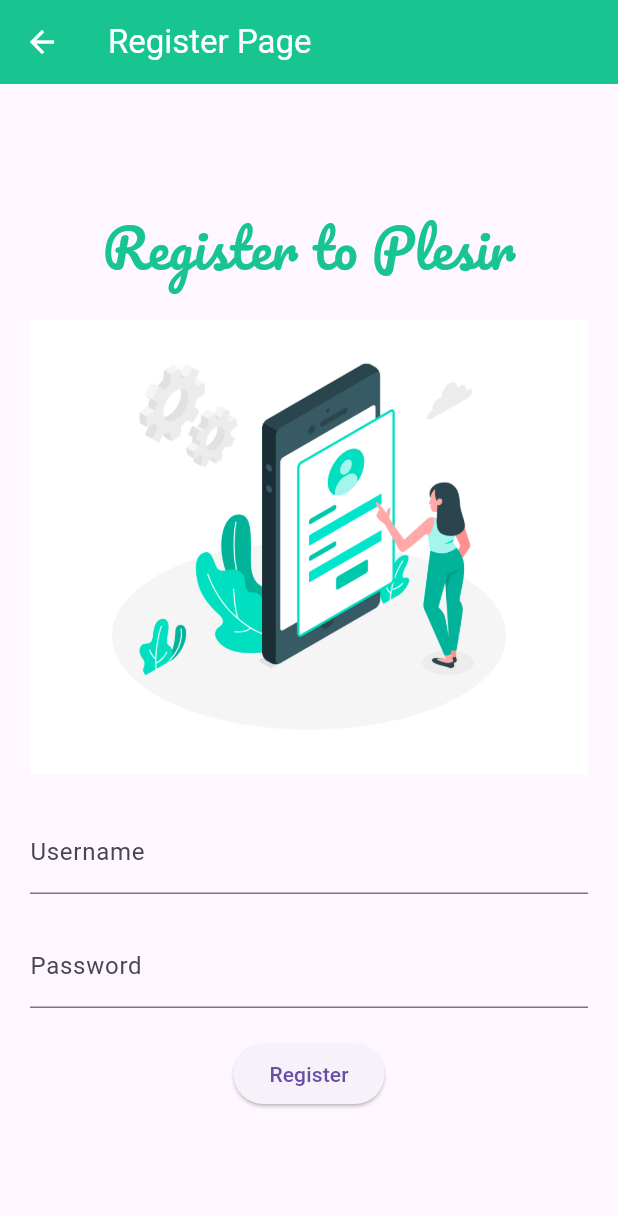
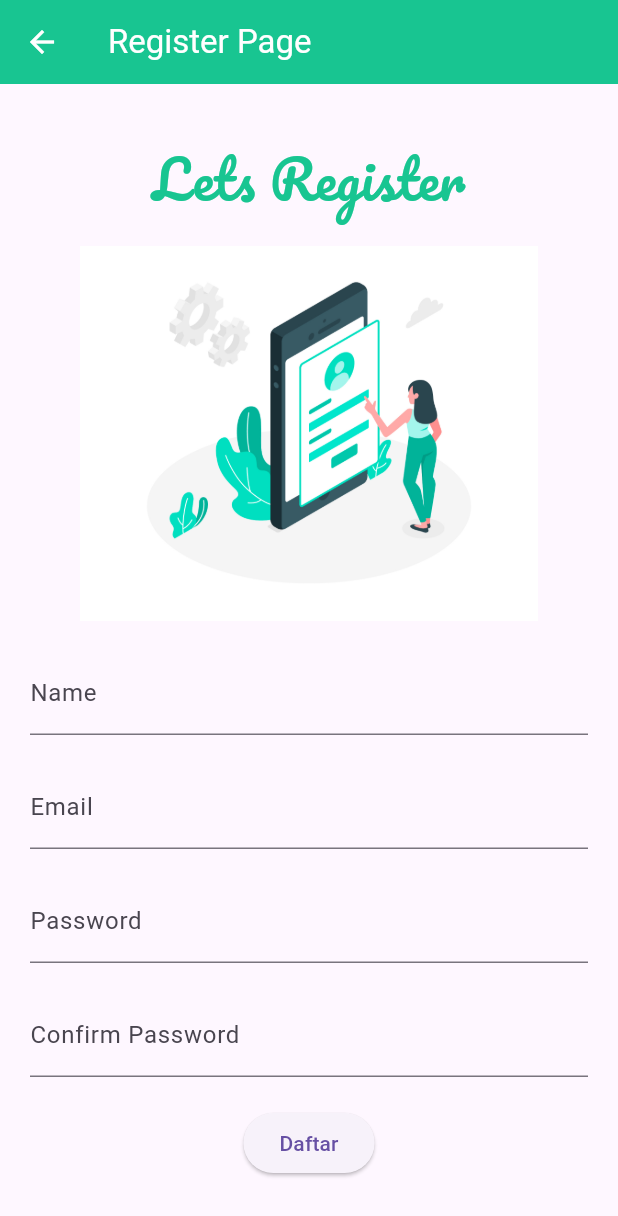
Before and after one commit to ikmgputrawijaya/Save_and_Loan_MobileApp, a Flutter app: the screen it shows after launch, after a tap on "Register", on a phone screen of 412 x 824 dp. Shown: the top 1216 px of the screen. Run offline on Flutter 3.47's test engine with Material 3 defaults, Android fonts, the phone set to English and light mode, and no system bars; our stand-ins replace dio, get_storage; network calls fail.

Commit message:
connecting login, logout, register, and user details into API

```diff
--- a/lib/main.dart
+++ b/lib/main.dart
@@ -1,14 +1,32 @@
 import 'package:flutter/material.dart';
-import 'welcomepage.dart';
+import 'package:firstapp/homepage.dart';
+import 'package:firstapp/loginpage.dart';
+import 'package:firstapp/registerpage.dart';
+import 'package:firstapp/welcomepage.dart';
+import 'package:firstapp/profile.dart';
+import 'package:firstapp/member.dart';
+import 'package:get_storage/get_storage.dart';
+import 'package:dio/dio.dart';
 
-void main() {
+Future<void> main() async {
+  await GetStorage.init();
   runApp(MyApp());
 }
 
 class MyApp extends StatelessWidget {
+  const MyApp({super.key});
   @override
   Widget build(BuildContext context) {
     return MaterialApp(
+      routes: {
+        '/welcomepage': (context) => WelcomePage(),
+        '/loginpage': (context) => LoginPage(),
+        '/registerpage': (context) => RegisterPage(),
+        '/homepage': (context) => HomePage(),
+        '/profile': (context) => ProfilePage(),
+        '/member': (context) => MemberPage(),
+      },
+      initialRoute: '/',
       debugShowCheckedModeBanner: false,
       title: 'Login App',
       theme: ThemeData(
--- a/lib/registerpage.dart
+++ b/lib/registerpage.dart
@@ -1,11 +1,43 @@
 import 'package:flutter/material.dart';
+import 'package:dio/dio.dart';
 import 'homepage.dart';
+import 'package:get_storage/get_storage.dart';
 
-class RegisterPage extends StatelessWidget {
-  final TextEditingController usernameController = TextEditingController();
+class RegisterPage extends StatefulWidget {
+  const RegisterPage({super.key});
+
+  @override
+  State<RegisterPage> createState() => _RegisterPageState();
+}
+
+class _RegisterPageState extends State<RegisterPage> {
+  final baseUrl = 'https://mobileapis.manpits.xyz/api';
+  final TextEditingController nameController = TextEditingController();
+  final TextEditingController emailController = TextEditingController();
   final TextEditingController passwordController = TextEditingController();
+  final TextEditingController confirmPasswordController =
+      TextEditingController();
 
-  RegisterPage({Key? key});
+  final _dio = Dio();
+  final _storage = GetStorage();
+  final _apiUrl = 'https://mobileapis.manpits.xyz/api';
+
+  void register() async {
+    try {
+      final _response = await _dio.post(
+        '${_apiUrl}/register',
+        data: {
+          'name': nameController.text,
+          'email': emailController.text,
+          'password': passwordController.text,
+          'confirmpassword': confirmPasswordController.text,
+        },
+      );
+      print(_response.data);
+    } on DioException catch (e) {
+      print('${e.response} - ${e.response?.statusCode}');
+    }
+  }
 
   @override
   Widget build(BuildContext context) {
@@ -25,7 +57,7 @@ class RegisterPage extends StatelessWidget {
             mainAxisAlignment: MainAxisAlignment.center,
             children: [
               Text(
-                'Register to Plesir',
+                'Lets Register',
                 textAlign: TextAlign.center,
                 style: TextStyle(
                   color: Color.fromARGB(255, 24, 197, 145),
@@ -33,19 +65,26 @@ class RegisterPage extends StatelessWidget {
                   fontSize: 35,
                 ),
               ),
-              const SizedBox(height: 00.0),
+              const SizedBox(height: 20.0),
               Image.asset(
                 'images/regis.jpg',
-                height: 350,
+                height: 250,
               ),
-              SizedBox(height: 00.0),
+              const SizedBox(height: 20.0),
               TextField(
-                controller: usernameController,
+                controller: nameController,
                 decoration: InputDecoration(
-                  labelText: 'Username',
+                  labelText: 'Name',
                 ),
               ),
-              SizedBox(height: 20.0),
+              const SizedBox(height: 20.0),
+              TextField(
+                controller: emailController,
+                decoration: InputDecoration(
+                  labelText: 'Email',
+                ),
+              ),
+              const SizedBox(height: 20.0),
               TextField(
                 controller: passwordController,
                 obscureText: true,
@@ -53,15 +92,21 @@ class RegisterPage extends StatelessWidget {
                   labelText: 'Password',
                 ),
               ),
-              SizedBox(height: 20.0),
+              const SizedBox(height: 20.0),
+              TextField(
+                controller: confirmPasswordController,
+                obscureText: true,
+                decoration: InputDecoration(
+                  labelText: 'Confirm Password',
+                ),
+              ),
+              const SizedBox(height: 20.0),
               ElevatedButton(
                 onPressed: () {
-                  Navigator.push(
-                    context,
-                    MaterialPageRoute(builder: (context) => HomePage()),
-                  );
+                  register();
+                  Navigator.pushReplacementNamed(context, '/loginpage');
                 },
-                child: Text('Register'),
+                child: Text('Daftar'),
               ),
             ],
           ),
--- a/lib/welcomepage.dart
+++ b/lib/welcomepage.dart
@@ -10,25 +10,17 @@ class WelcomePage extends StatelessWidget {
     return Scaffold(
       body: Center(
         child: Container(
-          decoration: BoxDecoration(color: Colors.white),
+          decoration: BoxDecoration(color: Color.fromARGB(255, 180, 244, 255)),
           padding: EdgeInsets.all(20.0),
           child: Column(
             mainAxisAlignment: MainAxisAlignment.center,
             crossAxisAlignment: CrossAxisAlignment.stretch,
             children: [
+              SizedBox(height: 0.01),
+              Image.asset('images/applogo.png'),
+              Image.asset('images/appname.png'),
               Text(
-                'Welcome to Plesir',
-                textAlign: TextAlign.center,
-                style: TextStyle(
-                  color: Color.fromARGB(255, 62, 133, 255),
-                  fontFamily: 'Pacifico',
-                  fontSize: 40,
-                ),
-              ),
-              SizedBox(height: 5.0),
-              Image.asset('images/logo.png'),
-              Text(
-                'Lets start your holiday journey!',
+                '     ',
                 textAlign: TextAlign.center,
                 style: TextStyle(
                   fontFamily: 'Montserrat',
@@ -66,7 +58,7 @@ class WelcomePage extends StatelessWidget {
                 },
                 style: ButtonStyle(
                   backgroundColor: MaterialStateProperty.all(
-                      Color.fromARGB(255, 96, 215, 100)),
+                      Color.fromARGB(255, 84, 221, 120)),
                   padding: MaterialStateProperty.all(
                     EdgeInsets.symmetric(vertical: 15.0),
                   ),
--- a/pubspec.yaml
+++ b/pubspec.yaml
@@ -34,6 +34,8 @@ dependencies:
   # The following adds the Cupertino Icons font to your application.
   # Use with the CupertinoIcons class for iOS style icons.
   cupertino_icons: ^1.0.6
+  get_storage: ^2.1.1
+  dio: ^5.4.3+1
 
 dev_dependencies:
   flutter_test:
@@ -65,6 +67,10 @@ flutter:
     - images/tegenungan.jpg
     - images/uluwatu.jpg
     - images/bedugul.jpg
+    - images/empty-profile.png
+    - images/logoapp.png
+    - images/applogo.png
+    - images/appname.png
   #   - images/a_dot_ham.jpeg
 
   # An image asset can refer to one or more resolution-specific "variants", see
```
Also changed, not shown: lib/homepage.dart (+63 -21 lines), lib/loginpage.dart (+41 -23 lines), lib/member.dart (added, +102 -0 lines), lib/profile.dart (added, +188 -0 lines), images/applogo.png (added), images/appname.png (added), images/empty-profile.png (added), images/logoapp.png (added), pubspec.lock, 2 other files.
